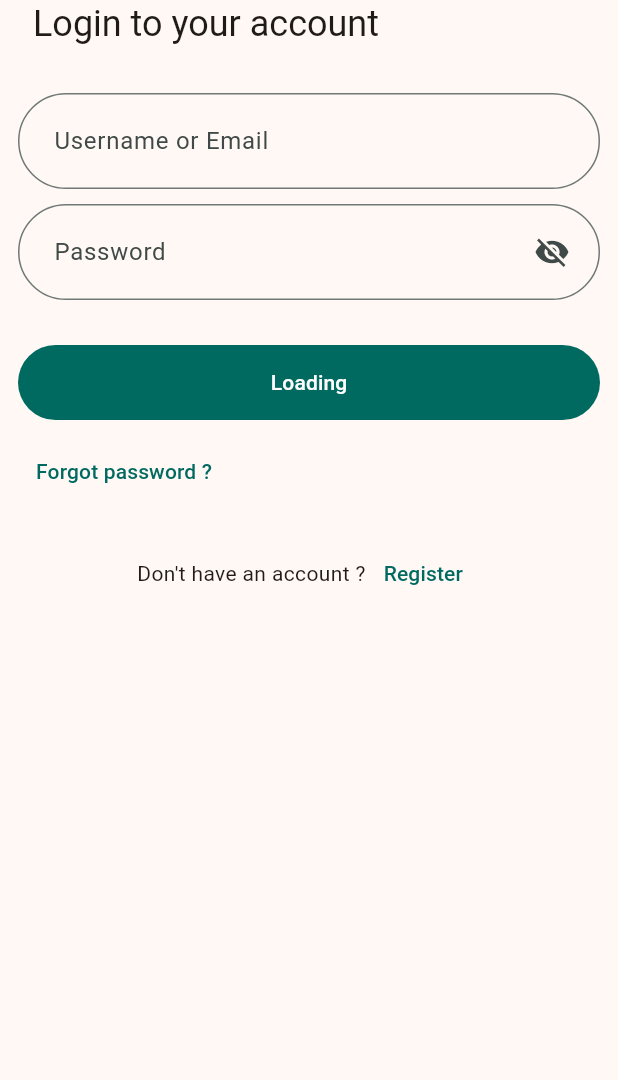
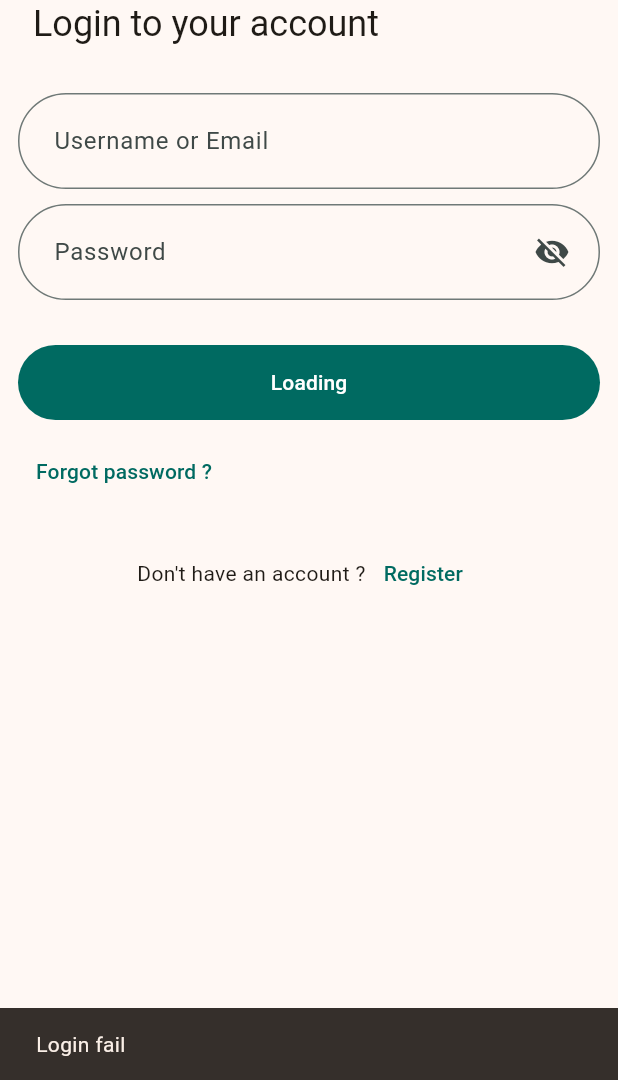
Before and after one commit to shine-bright-team/LAAS-Frontend, a Flutter app: the screen it shows after launch, after a tap on "Login", on a phone screen of 412 x 824 dp, the part 156-1236 px from its top. Run offline on Flutter 3.47's test engine with Material 2 defaults, Android fonts, the phone set to English and light mode, and no system bars; drawn by our look-alikes of dynamic_color; our stand-ins replace dio, flutter_dotenv, flutter_riverpod, go_router, image_picker, qr_flutter and 1 more; missing offline and left inert: promptpay_qrcode_generate, syncfusion_flutter_signaturepad; accounts and stored records are empty; network calls fail; statements that could not run were skipped.

Commit message:
[HOTFIX]

```diff
--- a/lib/pages/login.dart
+++ b/lib/pages/login.dart
@@ -126,6 +126,8 @@ class _LoginPageState extends ConsumerState<LoginPage> {
 
                               setLoading(false);
                             } catch (err) {
+                              ScaffoldMessenger.of(context).showSnackBar(
+                                  const SnackBar(content: Text("Login fail")));
                               rethrow;
                             }
                           },
```
